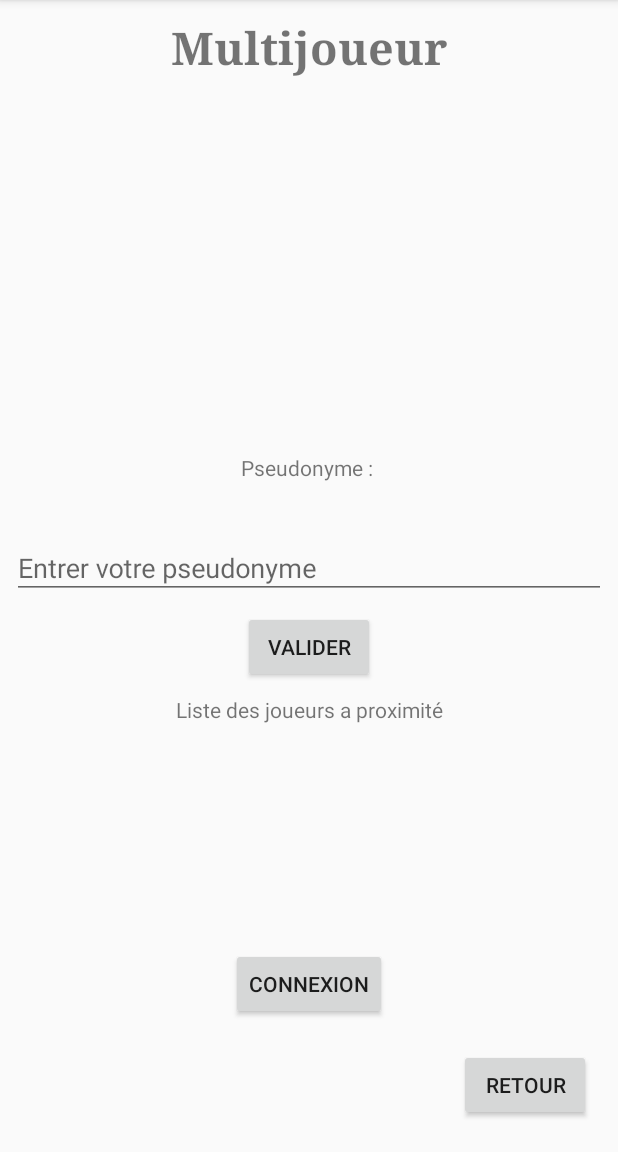
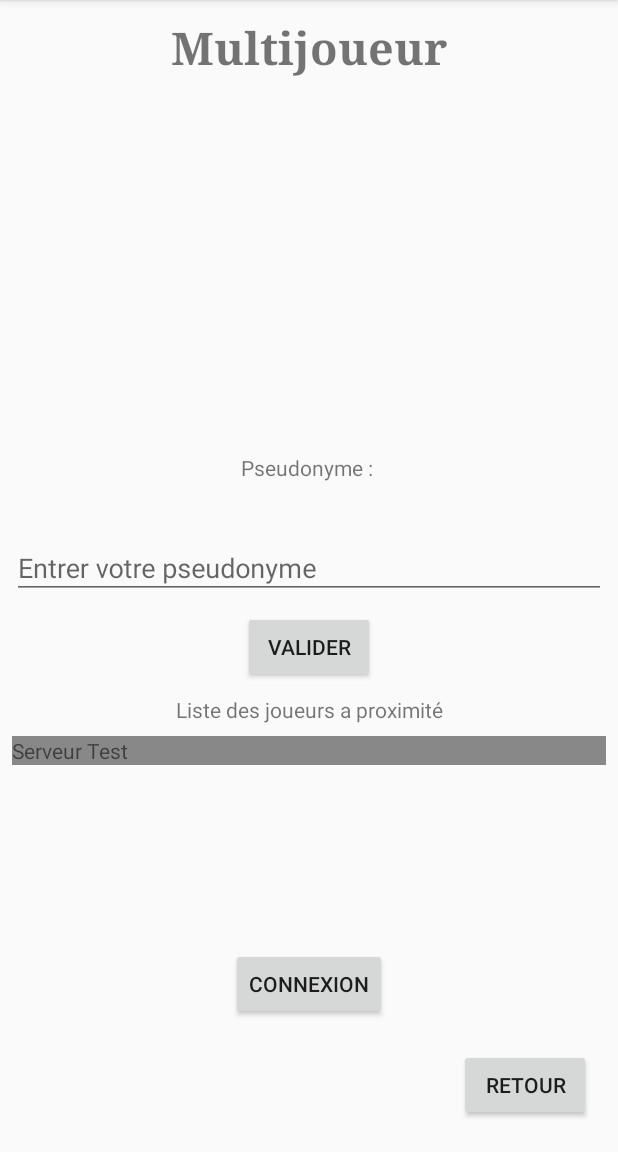
Before and after one commit to TripleDeluxe/JeuPromob, an Android app: the fragment MultiplayerMenuFragment placed in its activity, after a tap on "CONNEXION", on a phone screen of 412 x 824 dp, the part 84-1236 px from its top. Run offline under Robolectric (Android 15) with nearby library versions, the phone set to English and light mode, and no system bars; 1 other tap on this screen came first.

Commit message:
commit pout test dalex

```diff
--- a/app/src/main/java/com/iot/jeupromob/activity/MultiplayerMenuFragment.java
+++ b/app/src/main/java/com/iot/jeupromob/activity/MultiplayerMenuFragment.java
@@ -18,6 +18,7 @@ import android.view.LayoutInflater;
 import android.view.View;
 import android.view.ViewGroup;
 import android.widget.Button;
+import android.widget.LinearLayout;
 import android.widget.ScrollView;
 import android.widget.TextView;
 import android.widget.Toast;
@@ -42,7 +43,7 @@ public class MultiplayerMenuFragment extends Fragment {
     private Button mButtonReturn = null;
     private TextView mTextViewName =  null;
     private TextInputEditText mTextInputName = null;
-    private ScrollView mScrollView = null;
+    private LinearLayout mPeersViewList = null;
 
     /**************************************************************/
     /** Wifi P2P *************************************/
@@ -90,7 +91,7 @@ public class MultiplayerMenuFragment extends Fragment {
                             }
                         }
                     });
-                    mScrollView.addView(mTextView);
+                    mPeersViewList.addView(mTextView);
                 }
 
                 // Perform any other updates needed based on the new list of
@@ -100,7 +101,7 @@ public class MultiplayerMenuFragment extends Fragment {
             if (peers.size() == 0) {
                 TextView mTextView = new TextView(getContext());
                 mTextView.setText("Ïl n'y a pas de voisins Wi-Fi");
-                mScrollView.addView(mTextView);
+                mPeersViewList.addView(mTextView);
                 return;
             }
         }
@@ -210,7 +211,17 @@ public class MultiplayerMenuFragment extends Fragment {
 
         mTextInputName = getActivity().findViewById(R.id.frag_multi_input_name);
 
-        mScrollView = getActivity().findViewById(R.id.frag_multi_scrollview);
+        //Initialisation de la liste des voisins avec le serveur test
+        mPeersViewList = getActivity().findViewById(R.id.frag_multi_scrollview_linearlayout);
+        final TextView mTextView = new TextView(getContext());
+        mTextView.setText("Serveur Test");
+        mTextView.setOnClickListener(new View.OnClickListener() {
+            @Override
+            public void onClick(View v) {
+                mTextView.setBackgroundColor(Color.GRAY);
+            }
+        });
+        mPeersViewList.addView(mTextView);
 
         mTextViewName = getActivity().findViewById(R.id.frag_multi_textview_name);
         mTextViewName.setText("Pseudonyme : ");
@@ -219,13 +230,14 @@ public class MultiplayerMenuFragment extends Fragment {
         mButtonConnect.setOnClickListener(new View.OnClickListener() {
             @Override
             public void onClick(View v) {
-                if(GameManager.getInstance().user.name == ""){
-                    Toast.makeText(getActivity(), "Vous n'avez pas de pseudonyme", Toast.LENGTH_SHORT).show();
-                }else if(mDeviceToConnect == null){
-                    Toast.makeText(getActivity(), "Vous n'avez pas sélectionner de voisin à se connecter", Toast.LENGTH_SHORT).show();
-                }else{
-                    ConnectToP2PDevice(mDeviceToConnect);
-                }
+//                if(GameManager.getInstance().user.name == ""){
+//                    Toast.makeText(getActivity(), "Vous n'avez pas de pseudonyme", Toast.LENGTH_SHORT).show();
+//                }else if(mDeviceToConnect == null){
+//                    Toast.makeText(getActivity(), "Vous n'avez pas sélectionner de voisin à se connecter", Toast.LENGTH_SHORT).show();
+//                }else{
+//                    ConnectToP2PDevice(mDeviceToConnect);
+//                }
+
             }
         });
 
--- a/app/src/main/java/com/iot/jeupromob/activity/ShapeGameFragment.java
+++ b/app/src/main/java/com/iot/jeupromob/activity/ShapeGameFragment.java
@@ -49,13 +49,15 @@ public class ShapeGameFragment extends Fragment {
 
         mPaintView = getActivity().findViewById(R.id.frag_shape_paintview_user);
 
+        final ShapeGameFragment temp = this;
+
         //On attends que le layout global soit initialisé pour avoir la taille de la view (cf init() )
         ViewTreeObserver viewTreeObserver = getView().getViewTreeObserver();
         if (viewTreeObserver.isAlive()) {
             viewTreeObserver.addOnGlobalLayoutListener(new ViewTreeObserver.OnGlobalLayoutListener() {
                 @Override
                 public void onGlobalLayout() {
-                    mPaintView.init((ShapeGameFragment)getParentFragment());
+                    mPaintView.init(temp);
                     drawRandomShape();
                 }
             });
--- a/app/src/main/res/layout/fragment_multiplayer_menu.xml
+++ b/app/src/main/res/layout/fragment_multiplayer_menu.xml
@@ -89,7 +89,9 @@
             android:id="@+id/frag_multi_scrollview_linearlayout"
             android:layout_width="match_parent"
             android:layout_height="wrap_content"
-            android:orientation="vertical" />
+            android:orientation="vertical" >
+
+        </LinearLayout>
     </ScrollView>
 
     <TextView
```
Also changed, not shown: app/src/main/java/com/iot/jeupromob/util/PaintView.java (+6 -2 lines).
